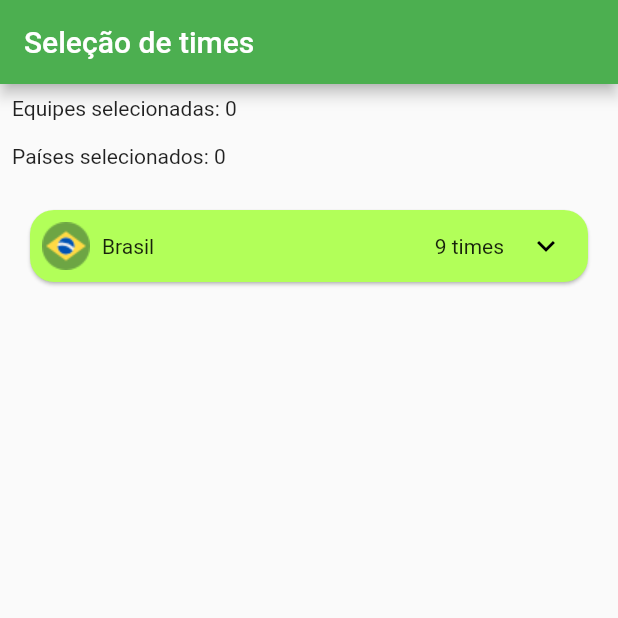
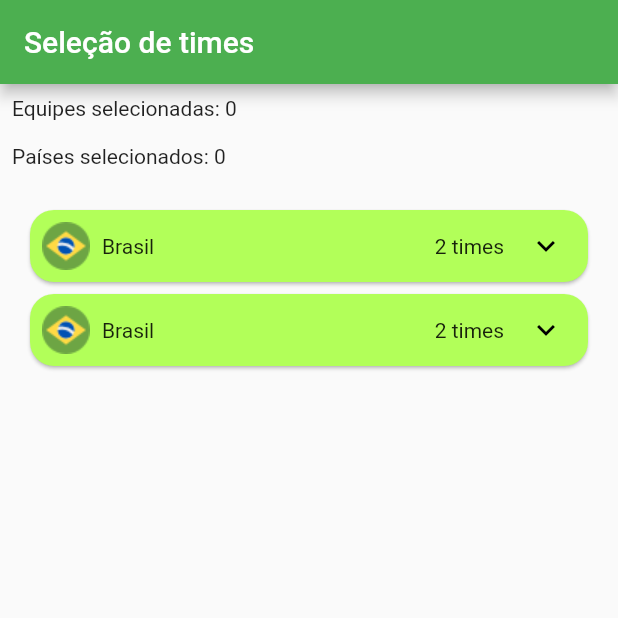
Before and after one commit to hppyft/efut98, a Flutter app: the screen it shows after launch, on a phone screen of 412 x 824 dp, the top half of it. Run offline on Flutter 3.47's test engine with Material 2 defaults, Android fonts, the phone set to English and light mode, and no system bars.

Commit message:
adiciona listagem de paises e quipes

```diff
--- /dev/null
+++ b/lib/Model.dart
@@ -0,0 +1,19 @@
+import 'package:flutter/material.dart';
+
+class SelectableEquipe extends DefaultSelectable {
+  SelectableEquipe({String flagPath, String name}) : super(flagPath, name);
+}
+
+class SelectablePais extends DefaultSelectable {
+  SelectablePais({String flagPath, String name, this.equipeList})
+      : super(flagPath, name);
+
+  List<SelectableEquipe> equipeList;
+}
+
+class DefaultSelectable {
+  DefaultSelectable(this.flagPath, this.name);
+
+  String flagPath;
+  String name;
+}
--- a/lib/ExpansiveCard.dart
+++ b/lib/PaisExpansiveCard.dart
@@ -1,11 +1,13 @@
 import 'package:flutter/material.dart';
 import 'package:flutter/foundation.dart';
+import 'package:flutterapp/EquipeCard.dart';
+import 'package:flutterapp/Model.dart';
 
-class _ExpansiveCardState extends State<ExpansiveCard> {
-  _ExpansiveCardState({@required this.times, @required this.onPressed});
+class _PaisExpansiveCardState extends State<PaisExpansiveCard> {
+  _PaisExpansiveCardState({@required this.pais, @required this.onPressed});
 
   GestureTapCallback onPressed;
-  int times;
+  SelectablePais pais;
   IconData iconData = Icons.keyboard_arrow_down;
   bool isExpanded = false;
 
@@ -22,9 +24,16 @@ class _ExpansiveCardState extends State<ExpansiveCard> {
 
   Widget _expand(bool isExpanded, GestureTapCallback onPressed) {
     if (isExpanded) {
-      return ExpansiveCard(
-        times: 5,
-        onPressed: onPressed,
+      return ListView.builder(
+        scrollDirection: Axis.vertical,
+        shrinkWrap: true,
+        itemBuilder: (context, position) {
+          return EquipeCard(
+            equipe: pais.equipeList[position],
+            onPressed: onPressed,
+          );
+        },
+        itemCount: pais.equipeList.length,
       );
     } else {
       return Padding(padding: EdgeInsets.all(0.0));
@@ -51,12 +60,12 @@ class _ExpansiveCardState extends State<ExpansiveCard> {
                 padding: const EdgeInsets.all(8.0),
                 child: Row(
                   children: <Widget>[
-                    Image.asset('assets/images/brazil.png'),
+                    Image.asset(pais.flagPath),
                     Padding(
                       padding: const EdgeInsets.symmetric(
                           vertical: 0.0, horizontal: 8.0),
                       child: Text(
-                        "Brasil",
+                        pais.name,
                         style: Theme.of(context).textTheme.body1,
                       ),
                     ),
@@ -66,7 +75,7 @@ class _ExpansiveCardState extends State<ExpansiveCard> {
                       padding: const EdgeInsets.symmetric(
                           vertical: 0.0, horizontal: 8.0),
                       child: Text(
-                        "$times times",
+                        "${pais.equipeList.length} times",
                         style: Theme.of(context).textTheme.body1,
                       ),
                     ),
@@ -95,13 +104,13 @@ class _ExpansiveCardState extends State<ExpansiveCard> {
   }
 }
 
-class ExpansiveCard extends StatefulWidget {
-  ExpansiveCard({@required this.times, @required this.onPressed});
+class PaisExpansiveCard extends StatefulWidget {
+  PaisExpansiveCard({@required this.pais, @required this.onPressed});
 
   final GestureTapCallback onPressed;
-  final int times;
+  final SelectablePais pais;
 
   @override
-  _ExpansiveCardState createState() =>
-      _ExpansiveCardState(times: times, onPressed: onPressed);
+  _PaisExpansiveCardState createState() =>
+      _PaisExpansiveCardState(pais: pais, onPressed: onPressed);
 }
--- a/lib/main.dart
+++ b/lib/main.dart
@@ -1,25 +1,15 @@
 import 'package:flutter/material.dart';
-import 'ExpansiveCard.dart';
-import 'SelectableCard.dart';
+import 'package:flutterapp/Model.dart';
+import 'PaisExpansiveCard.dart';
 
 void main() => runApp(MyApp());
 
 class MyApp extends StatelessWidget {
-  // This widget is the root of your application.
   @override
   Widget build(BuildContext context) {
     return MaterialApp(
       title: 'CoronaFut',
       theme: ThemeData(
-        // This is the theme of your application.
-        //
-        // Try running your application with "flutter run". You'll see the
-        // application has a blue toolbar. Then, without quitting the app, try
-        // changing the primarySwatch below to Colors.green and then invoke
-        // "hot reload" (press "r" in the console where you ran "flutter run",
-        // or simply save your changes to "hot reload" in a Flutter IDE).
-        // Notice that the counter didn't reset back to zero; the application
-        // is not restarted.
         primarySwatch: Colors.green,
       ),
       home: MyHomePage(title: 'Seleção de times'),
@@ -29,15 +19,6 @@ class MyApp extends StatelessWidget {
 
 class MyHomePage extends StatefulWidget {
   MyHomePage({Key key, this.title}) : super(key: key);
-
-  // This widget is the home page of your application. It is stateful, meaning
-  // that it has a State object (defined below) that contains fields that affect
-  // how it looks.
-
-  // This class is the configuration for the state. It holds the values (in this
-  // case the title) provided by the parent (in this case the App widget) and
-  // used by the build method of the State. Fields in a Widget subclass are
-  // always marked "final".
 
   final String title;
 
@@ -63,33 +44,33 @@ class _MyHomePageState extends State<MyHomePage> {
 
   @override
   Widget build(BuildContext context) {
-    // This method is rerun every time setState is called, for instance as done
-    // by the _incrementCounter method above.
-    //
-    // The Flutter framework has been optimized to make rerunning build methods
-    // fast, so that you can just rebuild anything that needs updating rather
-    // than having to individually change instances of widgets.
+    //TODO retirar dummy data
+    SelectableEquipe equipe = SelectableEquipe(
+        name: 'Flamengo', flagPath: 'assets/images/flamengo_flag.png');
+    SelectableEquipe equipe2 = SelectableEquipe(
+        name: 'Flamengo', flagPath: 'assets/images/flamengo_flag.png');
+    List<SelectableEquipe> list = [equipe, equipe2];
+    SelectablePais brasil = SelectablePais(
+        flagPath: 'assets/images/brazil.png', name: 'Brasil', equipeList: list);
+    List<SelectablePais> paises = [brasil, brasil];
+
+    ListView listView = ListView.builder(
+      scrollDirection: Axis.vertical,
+      shrinkWrap: true,
+      itemBuilder: (context, position) {
+        return PaisExpansiveCard(
+          pais: paises[position],
+          onPressed: _incrementPaisesCounter,
+        );
+      },
+      itemCount: paises.length,
+    );
+
     return Scaffold(
       appBar: AppBar(
-        // Here we take the value from the MyHomePage object that was created by
-        // the App.build method, and use it to set our appbar title.
         title: Text(widget.title),
       ),
       body: Column(
-        // Column is also a layout widget. It takes a list of children and
-        // arranges them vertically. By default, it sizes itself to fit its
-        // children horizontally, and tries to be as tall as its parent.
-        //
-        // Invoke "debug painting" (press "p" in the console, choose the
-        // "Toggle Debug Paint" action from the Flutter Inspector in Android
-        // Studio, or the "Toggle Debug Paint" command in Visual Studio Code)
-        // to see the wireframe for each widget.
-        //
-        // Column has various properties to control how it sizes itself and
-        // how it positions its children. Here we use mainAxisAlignment to
-        // center the children vertically; the main axis here is the vertical
-        // axis because Columns are vertical (the cross axis would be
-        // horizontal).
         children: <Widget>[
           Padding(
             padding: const EdgeInsets.all(8.0),
@@ -97,10 +78,7 @@ class _MyHomePageState extends State<MyHomePage> {
               alignment: Alignment.topLeft,
               child: Text(
                 'Equipes selecionadas: $_equipes_counter',
-                style: Theme
-                    .of(context)
-                    .textTheme
-                    .body1,
+                style: Theme.of(context).textTheme.body1,
               ),
             ),
           ),
@@ -110,21 +88,13 @@ class _MyHomePageState extends State<MyHomePage> {
               alignment: Alignment.topLeft,
               child: Text(
                 'Países selecionados: $_paises_counter',
-                style: Theme
-                    .of(context)
-                    .textTheme
-                    .body1,
+                style: Theme.of(context).textTheme.body1,
               ),
             ),
           ),
           Padding(
             padding: const EdgeInsets.fromLTRB(16.0, 16.0, 16.0, 0.0),
-            child: SizedBox(
-                width: double.infinity,
-                child: ExpansiveCard(
-                  times: 9,
-                  onPressed:_incrementPaisesCounter,
-                )),
+            child: SizedBox(width: double.infinity, child: listView),
           )
         ],
       ),
```
Also changed, not shown: lib/EquipeCard.dart (added, +60 -0 lines), assets/images/flamengo_flag.png (added).
